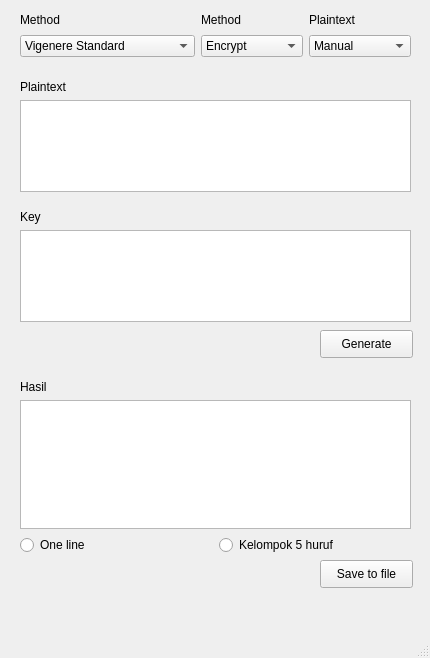
First picture: the form in uiciper.ui, repository natsilaban/Tucil-I-Kriptokoding, before the edit.
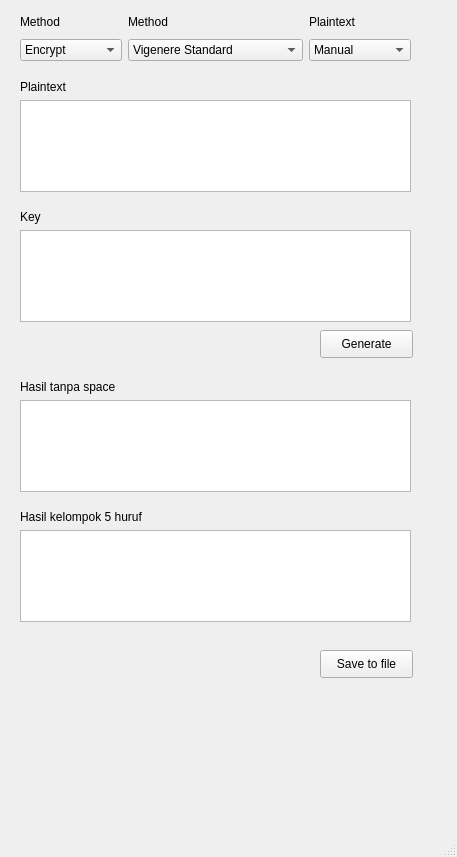
Second picture: the form after the edit.

What changed in the file:
```diff
--- a/uiciper.ui
+++ b/uiciper.ui
@@ -6,8 +6,8 @@
    <rect>
     <x>0</x>
     <y>0</y>
-    <width>430</width>
-    <height>658</height>
+    <width>457</width>
+    <height>857</height>
    </rect>
   </property>
   <property name="windowTitle">
@@ -31,7 +31,7 @@
     <property name="geometry">
      <rect>
       <x>320</x>
-      <y>560</y>
+      <y>650</y>
       <width>93</width>
       <height>28</height>
      </rect>
@@ -70,46 +70,6 @@
      </item>
     </layout>
    </widget>
-   <widget class="QWidget" name="layoutWidget">
-    <property name="geometry">
-     <rect>
-      <x>20</x>
-      <y>380</y>
-      <width>391</width>
-      <height>175</height>
-     </rect>
-    </property>
-    <layout class="QGridLayout" name="gridLayout_4">
-     <item row="1" column="0">
-      <widget class="QTextBrowser" name="textBrowserHasil"/>
-     </item>
-     <item row="0" column="0">
-      <widget class="QLabel" name="labelHasil">
-       <property name="text">
-        <string>Hasil</string>
-       </property>
-      </widget>
-     </item>
-     <item row="2" column="0">
-      <layout class="QGridLayout" name="gridLayout_3">
-       <item row="0" column="0">
-        <widget class="QRadioButton" name="radioButtonOneline">
-         <property name="text">
-          <string>One line</string>
-         </property>
-        </widget>
-       </item>
-       <item row="0" column="1">
-        <widget class="QRadioButton" name="radioButtonKelompok">
-         <property name="text">
-          <string>Kelompok 5 huruf</string>
-         </property>
-        </widget>
-       </item>
-      </layout>
-     </item>
-    </layout>
-   </widget>
    <widget class="QWidget" name="layoutWidget_2">
     <property name="geometry">
      <rect>
@@ -140,38 +100,31 @@
      </item>
     </layout>
    </widget>
-   <widget class="QWidget" name="">
+   <widget class="QWidget" name="layoutWidget">
     <property name="geometry">
      <rect>
       <x>20</x>
       <y>10</y>
       <width>391</width>
-      <height>47</height>
+      <height>51</height>
      </rect>
     </property>
     <layout class="QGridLayout" name="gridLayout_5">
-     <item row="0" column="0">
-      <widget class="QLabel" name="labelMethod">
-       <property name="text">
-        <string>Method</string>
-       </property>
-      </widget>
-     </item>
-     <item row="0" column="1">
-      <widget class="QLabel" name="labelMethod2">
-       <property name="text">
-        <string>Method</string>
-       </property>
-      </widget>
-     </item>
-     <item row="0" column="2">
+     <item row="0" column="3">
       <widget class="QLabel" name="labelPlaintext">
        <property name="text">
         <string>Plaintext</string>
        </property>
       </widget>
      </item>
-     <item row="1" column="0">
+     <item row="0" column="1">
+      <widget class="QLabel" name="labelMethod">
+       <property name="text">
+        <string>Method</string>
+       </property>
+      </widget>
+     </item>
+     <item row="1" column="1">
       <widget class="QComboBox" name="comboBoxMethod">
        <item>
         <property name="text">
@@ -195,21 +148,7 @@
        </item>
       </widget>
      </item>
-     <item row="1" column="1">
-      <widget class="QComboBox" name="comboBoxMethod_2">
-       <item>
-        <property name="text">
-         <string>Encrypt</string>
-        </property>
-       </item>
-       <item>
-        <property name="text">
-         <string>Decrypt</string>
-        </property>
-       </item>
-      </widget>
-     </item>
-     <item row="1" column="2">
+     <item row="1" column="3">
       <widget class="QComboBox" name="comboBoxManual">
        <item>
         <property name="text">
@@ -223,6 +162,87 @@
        </item>
       </widget>
      </item>
+     <item row="0" column="0">
+      <widget class="QLabel" name="labelMethod2">
+       <property name="text">
+        <string>Method</string>
+       </property>
+      </widget>
+     </item>
+     <item row="1" column="0">
+      <widget class="QComboBox" name="comboBoxMethod_2">
+       <item>
+        <property name="text">
+         <string>Encrypt</string>
+        </property>
+       </item>
+       <item>
+        <property name="text">
+         <string>Decrypt</string>
+        </property>
+       </item>
+      </widget>
+     </item>
+    </layout>
+   </widget>
+   <widget class="QWidget" name="layoutWidget_3">
+    <property name="geometry">
+     <rect>
+      <x>20</x>
+      <y>510</y>
+      <width>391</width>
+      <height>112</height>
+     </rect>
+    </property>
+    <layout class="QGridLayout" name="gridLayout_7">
+     <item row="1" column="0">
+      <widget class="QTextEdit" name="textHasilKelompok">
+       <property name="html">
+        <string>&lt;!DOCTYPE HTML PUBLIC &quot;-//W3C//DTD HTML 4.0//EN&quot; &quot;http://www.w3.org/TR/REC-html40/strict.dtd&quot;&gt;
+&lt;html&gt;&lt;head&gt;&lt;meta name=&quot;qrichtext&quot; content=&quot;1&quot; /&gt;&lt;style type=&quot;text/css&quot;&gt;
+p, li { white-space: pre-wrap; }
+&lt;/style&gt;&lt;/head&gt;&lt;body style=&quot; font-family:'MS Shell Dlg 2'; font-size:7.8pt; font-weight:400; font-style:normal;&quot;&gt;
+&lt;p style=&quot;-qt-paragraph-type:empty; margin-top:0px; margin-bottom:0px; margin-left:0px; margin-right:0px; -qt-block-indent:0; text-indent:0px;&quot;&gt;&lt;br /&gt;&lt;/p&gt;&lt;/body&gt;&lt;/html&gt;</string>
+       </property>
+      </widget>
+     </item>
+     <item row="0" column="0">
+      <widget class="QLabel" name="labelHasilkelompok">
+       <property name="text">
+        <string>Hasil kelompok 5 huruf</string>
+       </property>
+      </widget>
+     </item>
+    </layout>
+   </widget>
+   <widget class="QWidget" name="layoutWidget_4">
+    <property name="geometry">
+     <rect>
+      <x>20</x>
+      <y>380</y>
+      <width>391</width>
+      <height>112</height>
+     </rect>
+    </property>
+    <layout class="QGridLayout" name="gridLayout_8">
+     <item row="1" column="0">
+      <widget class="QTextEdit" name="textHasiltanpaspace">
+       <property name="html">
+        <string>&lt;!DOCTYPE HTML PUBLIC &quot;-//W3C//DTD HTML 4.0//EN&quot; &quot;http://www.w3.org/TR/REC-html40/strict.dtd&quot;&gt;
+&lt;html&gt;&lt;head&gt;&lt;meta name=&quot;qrichtext&quot; content=&quot;1&quot; /&gt;&lt;style type=&quot;text/css&quot;&gt;
+p, li { white-space: pre-wrap; }
+&lt;/style&gt;&lt;/head&gt;&lt;body style=&quot; font-family:'MS Shell Dlg 2'; font-size:7.8pt; font-weight:400; font-style:normal;&quot;&gt;
+&lt;p style=&quot;-qt-paragraph-type:empty; margin-top:0px; margin-bottom:0px; margin-left:0px; margin-right:0px; -qt-block-indent:0; text-indent:0px;&quot;&gt;&lt;br /&gt;&lt;/p&gt;&lt;/body&gt;&lt;/html&gt;</string>
+       </property>
+      </widget>
+     </item>
+     <item row="0" column="0">
+      <widget class="QLabel" name="labelHasiltanpaspace">
+       <property name="text">
+        <string>Hasil tanpa space</string>
+       </property>
+      </widget>
+     </item>
     </layout>
    </widget>
   </widget>
```
Left out of the diff: 2 changed lines with no effect on the pictures.
